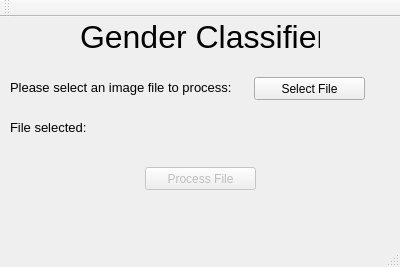
This is GenderClassifierGUI/welcome.ui in Chu93/CV_final_GenderClassifier as Qt 5 draws it before an edit. The edited form follows.
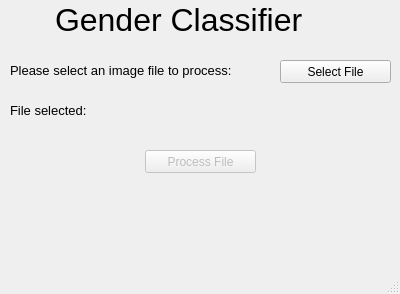
This is the edited form.

Diff of the .ui file:
```diff
--- a/GenderClassifierGUI/welcome.ui
+++ b/GenderClassifierGUI/welcome.ui
@@ -7,7 +7,7 @@
     <x>0</x>
     <y>0</y>
     <width>400</width>
-    <height>267</height>
+    <height>294</height>
    </rect>
   </property>
   <property name="windowTitle">
@@ -17,9 +17,9 @@
    <widget class="QLabel" name="label">
     <property name="geometry">
      <rect>
-      <x>80</x>
+      <x>55</x>
       <y>0</y>
-      <width>240</width>
+      <width>290</width>
       <height>40</height>
      </rect>
     </property>
@@ -43,7 +43,7 @@
      <rect>
       <x>10</x>
       <y>60</y>
-      <width>221</width>
+      <width>261</width>
       <height>20</height>
      </rect>
     </property>
@@ -59,7 +59,7 @@
    <widget class="QPushButton" name="selectFile">
     <property name="geometry">
      <rect>
-      <x>254</x>
+      <x>280</x>
       <y>60</y>
       <width>111</width>
       <height>23</height>
@@ -123,14 +123,6 @@
     </property>
    </widget>
   </widget>
-  <widget class="QToolBar" name="mainToolBar">
-   <attribute name="toolBarArea">
-    <enum>TopToolBarArea</enum>
-   </attribute>
-   <attribute name="toolBarBreak">
-    <bool>false</bool>
-   </attribute>
-  </widget>
   <widget class="QStatusBar" name="statusBar"/>
   <widget class="QMenuBar" name="menuBar">
    <property name="geometry">
```
Left out of the diff: 2 changed lines with no effect on the pictures.
